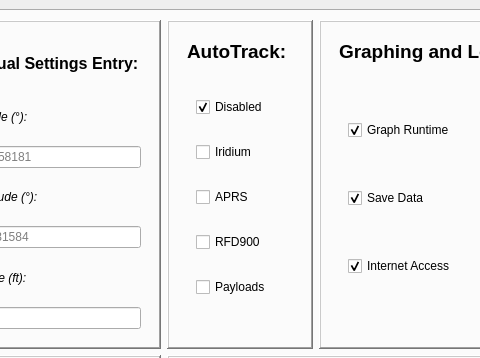
Qt form trackermain.ui (MNSGC-Ballooning/Antenna-Tracker-and-RFD-Controls-GUI) before a commit; both pictures show x 873 to 1353 and y 0 to 358 of the 1462 by 798 pixel window.
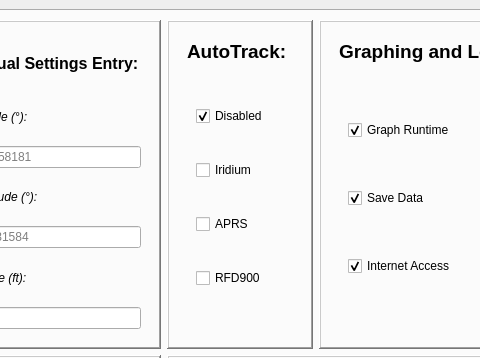
The same form after that commit.

Commit message: Changes to payload tracking

The edit to the form file:
```diff
--- a/trackermain.ui
+++ b/trackermain.ui
@@ -616,13 +616,6 @@
                     </property>
                    </widget>
                   </item>
-                  <item row="4" column="0">
-                   <widget class="QCheckBox" name="autoPayloads">
-                    <property name="text">
-                     <string>Payloads</string>
-                    </property>
-                   </widget>
-                  </item>
                  </layout>
                 </widget>
                </item>
```
Left out of the diff: 14 changed lines with no effect on the pictures. The commit also changes 2 other files.
